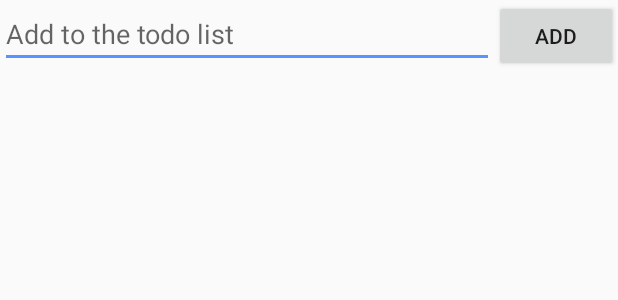
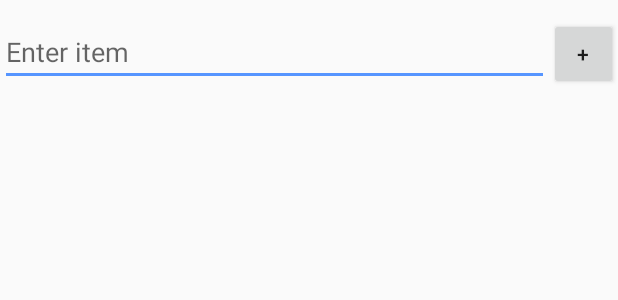
Before and after one commit to resulkucar/StudyZone, an Android app: the layout activity_main.xml on its own in the app's theme, with its tools: preview values and no code run, on a phone screen of 412 x 824 dp. Shown: the top 300 px of the screen. Run offline under Robolectric (Android 15) with nearby library versions, the phone set to English and light mode, and no system bars.

Commit message:
list now displays

```diff
--- a/app/build.gradle
+++ b/app/build.gradle
@@ -25,4 +25,5 @@ dependencies {
     testImplementation 'junit:junit:4.12'
     androidTestImplementation 'com.android.support.test:runner:1.0.2'
     androidTestImplementation 'com.android.support.test.espresso:espresso-core:3.0.2'
+    implementation 'com.android.support:recyclerview-v7:28.0.0'
 }
--- a/app/src/main/res/layout/activity_main.xml
+++ b/app/src/main/res/layout/activity_main.xml
@@ -1,5 +1,6 @@
 <?xml version="1.0" encoding="utf-8"?>
-<LinearLayout xmlns:android="http://schemas.android.com/apk/res/android"
+<LinearLayout
+    xmlns:android="http://schemas.android.com/apk/res/android"
     xmlns:tools="http://schemas.android.com/tools"
     android:layout_width="match_parent"
     android:layout_height="match_parent"
@@ -8,29 +9,38 @@
 
     <LinearLayout
         android:layout_width="match_parent"
-        android:layout_height="match_parent"
-        >
+        android:layout_height="wrap_content"
+        android:layout_marginTop="12dp"
+        android:layout_marginBottom="12dp"
+
+        android:orientation="horizontal">
+
 
         <EditText
             android:id="@+id/item_edit_text"
-            android:hint="Add to the todo list"
             android:layout_width="0dp"
+            android:layout_height="wrap_content"
             android:layout_weight="4"
-            android:layout_height="wrap_content" />
+            android:hint="Enter item" />
 
         <Button
             android:id="@+id/add_btn"
             android:layout_width="0dp"
-            android:layout_weight="1"
-            android:text="add"
-            android:layout_height="wrap_content" />
+            android:layout_height="wrap_content"
+            android:layout_weight=".5"
+            android:text="+" />
+
+
     </LinearLayout>
+
 
     <ListView
         android:id="@+id/items_list"
-        android:layout_marginBottom="12dp"
-        android:layout_width="match_parent"
-        android:layout_height="wrap_content" />
+        android:layout_width="wrap_content"
+
+        android:layout_height="match_parent"
+
+        android:layout_marginBottom="12dp" />
 
 
 </LinearLayout>
```
